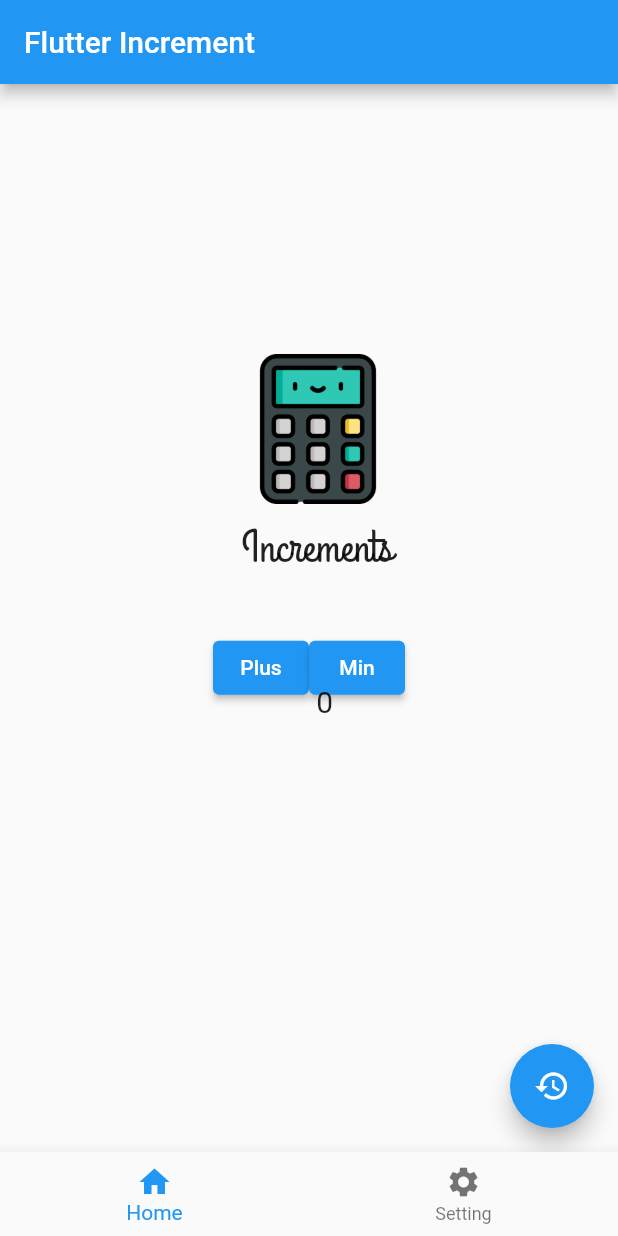
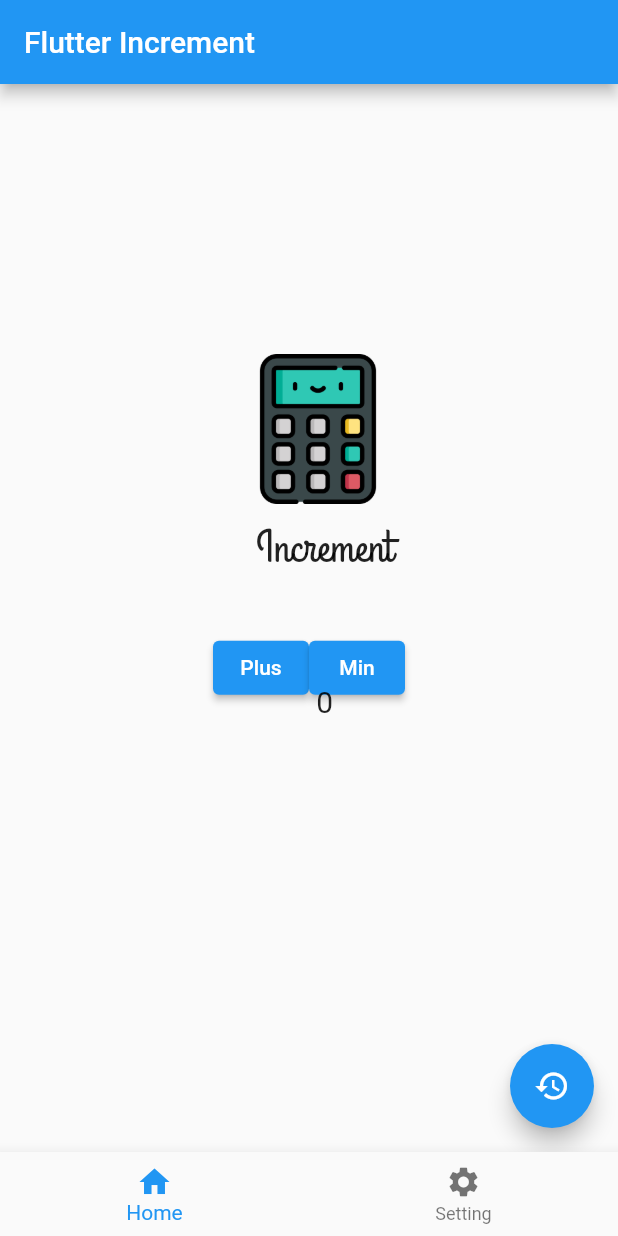
Before and after one commit to JhonatanMarikros/Increment_Flutter, a Flutter app: the screen it shows after launch, on a phone screen of 412 x 824 dp. Run offline on Flutter 3.47's test engine with Material 2 defaults, Android fonts, the phone set to English and light mode, and no system bars.

Commit message:
menghapus 'Increments' menjadi 'Increment'

```diff
--- a/lib/home.dart
+++ b/lib/home.dart
@@ -47,7 +47,7 @@ class _HomeState extends State<Home> {
             top: 290,
             right: 150,
             child: Text(
-              'Increments',
+              'Increment',
               style: TextStyle(
                 fontFamily: 'GrandHotel-Regular',
                 fontSize: 30,
```
